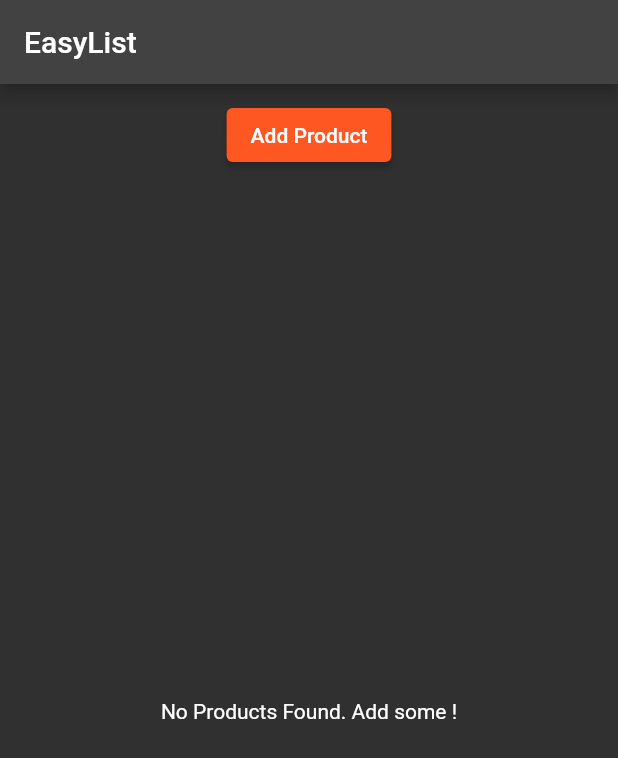
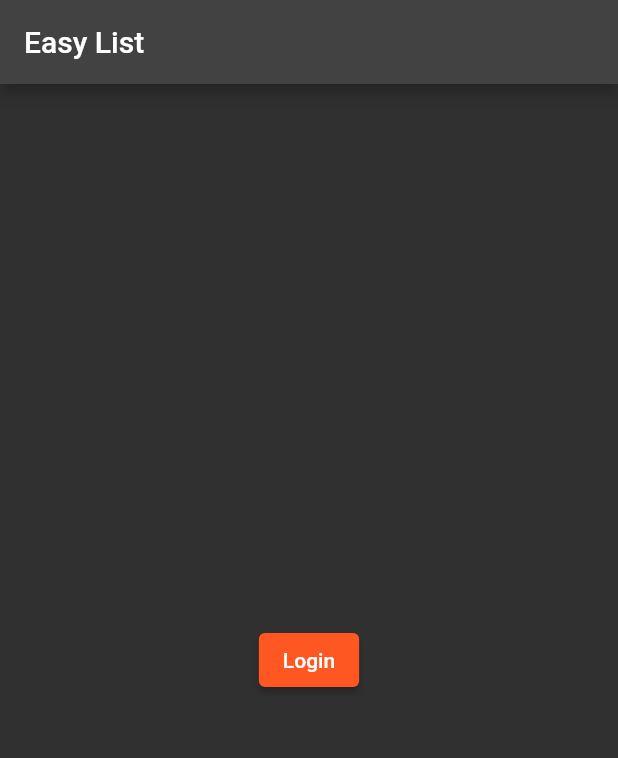
Before and after one commit to Viczdera/EasyList, a Flutter app: the screen it shows after launch, on a phone screen of 412 x 824 dp. Shown: the top 758 px of the screen. Run offline on Flutter 3.47's test engine with Material 2 defaults, Android fonts, the phone set to English and light mode, and no system bars.

Commit message:
auth page started

```diff
--- a/lib/main.dart
+++ b/lib/main.dart
@@ -1,6 +1,7 @@
 import 'package:flutter/material.dart';
 
 import './screens/home.dart';
+import './screens/auth.dart';
 
 void main() => runApp(MyApp());
 
@@ -22,7 +23,7 @@ class MyApp extends StatelessWidget {
           primarySwatch: Colors.deepOrange,
           accentColor: Colors.blue,
         ),
-        home: HomeScreen());
+        home: AuthScreen());
   }
 }
 
--- /dev/null
+++ b/lib/screens/auth.dart
@@ -0,0 +1,24 @@
+import 'package:flutter/material.dart';
+
+import './home.dart';
+
+class AuthScreen extends StatelessWidget {
+  @override
+  Widget build(BuildContext context) {
+    return Scaffold(
+      appBar: AppBar(
+        title: Text('Easy List'),
+      ),
+      body: Center(
+          child: ElevatedButton(
+        child: Text('Login'),
+        onPressed: () {
+          Navigator.pushReplacement(
+              context,
+              MaterialPageRoute(
+                  builder: (BuildContext context) => HomeScreen()));
+        },
+      )),
+    );
+  }
+}
```
